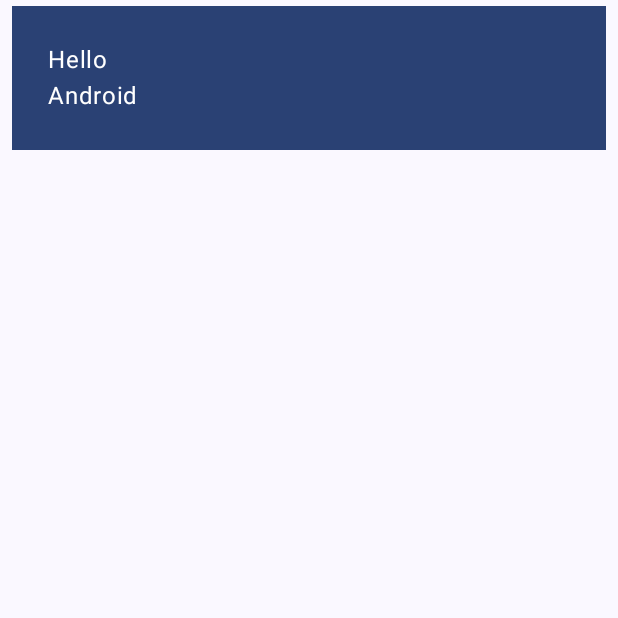
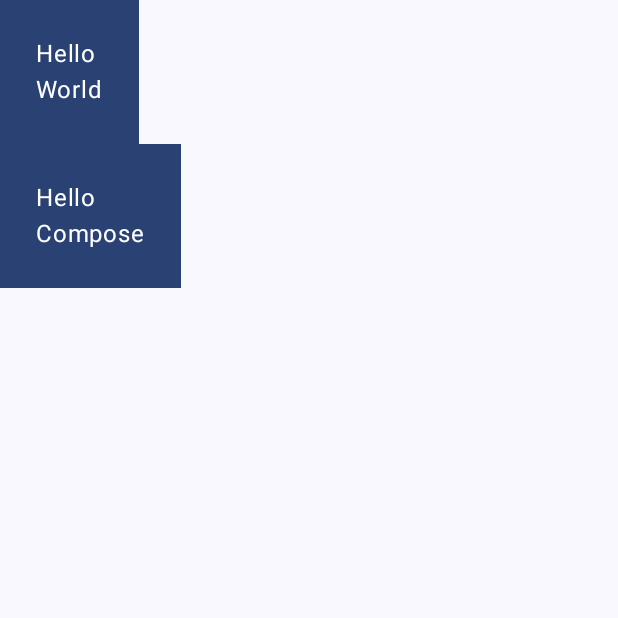
Before and after one commit to ramo2208/Basic-CodeLab, an Android app built with Jetpack Compose: the screen it shows after launch (MainActivity), on a phone screen of 412 x 824 dp, the top half of it. Run offline under Robolectric (Android 15) with nearby library versions, the phone set to English and light mode, and no system bars.

Commit message:
Uradjen loop

```diff
--- a/app/src/main/java/com/example/basiccodelab/MainActivity.kt
+++ b/app/src/main/java/com/example/basiccodelab/MainActivity.kt
@@ -5,9 +5,11 @@ import androidx.activity.ComponentActivity
 import androidx.activity.compose.setContent
 import androidx.activity.enableEdgeToEdge
 import androidx.compose.foundation.layout.Column
+import androidx.compose.foundation.layout.Row
 import androidx.compose.foundation.layout.fillMaxSize
 import androidx.compose.foundation.layout.padding
 import androidx.compose.foundation.layout.fillMaxWidth
+import androidx.compose.material3.ElevatedButton
 import androidx.compose.material3.MaterialTheme
 import androidx.compose.material3.Scaffold
 import androidx.compose.material3.Surface
@@ -25,16 +27,11 @@ class MainActivity : ComponentActivity() {
 		setContent {
 			BasicCodeLabTheme {
 				Scaffold(modifier = Modifier.fillMaxSize()) { innerPadding ->
-					Greeting(
-						name = "Android",
-						modifier = Modifier.padding(innerPadding)
-					)
+					MyApp()
 				}
 			}
 		}
 	}
-}
-
 
 
 	@Composable
@@ -42,7 +39,7 @@ fun MyApp(
 		modifier: Modifier = Modifier,
 		names: List<String> = listOf("World", "Compose")
 	) {
-	Column(modifier = modifier.padding(vertical = 4.dp)) {
+		Column(modifier) {
 			for (name in names) {
 				Greeting(name = name)
 			}
@@ -51,11 +48,8 @@ fun MyApp(
 
 	@Composable
 	fun Greeting(name: String, modifier: Modifier = Modifier) {
-	Surface(
-		color = MaterialTheme.colorScheme.primary,
-		modifier = modifier.padding(vertical = 4.dp, horizontal = 8.dp)
-	) {
-		Column(modifier = Modifier.fillMaxWidth().padding(24.dp)) {
+		Surface(color = MaterialTheme.colorScheme.primary) {
+			Column(modifier = modifier.padding(24.dp)) {
 				Text(text = "Hello ")
 				Text(text = name)
 			}
@@ -66,6 +60,7 @@ fun Greeting(name: String, modifier: Modifier = Modifier) {
 	@Composable
 	fun GreetingPreview() {
 		BasicCodeLabTheme {
-		Greeting("Android")
+			MyApp()
 		}
 	}
+}
```
Lines whose indentation alone changed are shown as unchanged.
